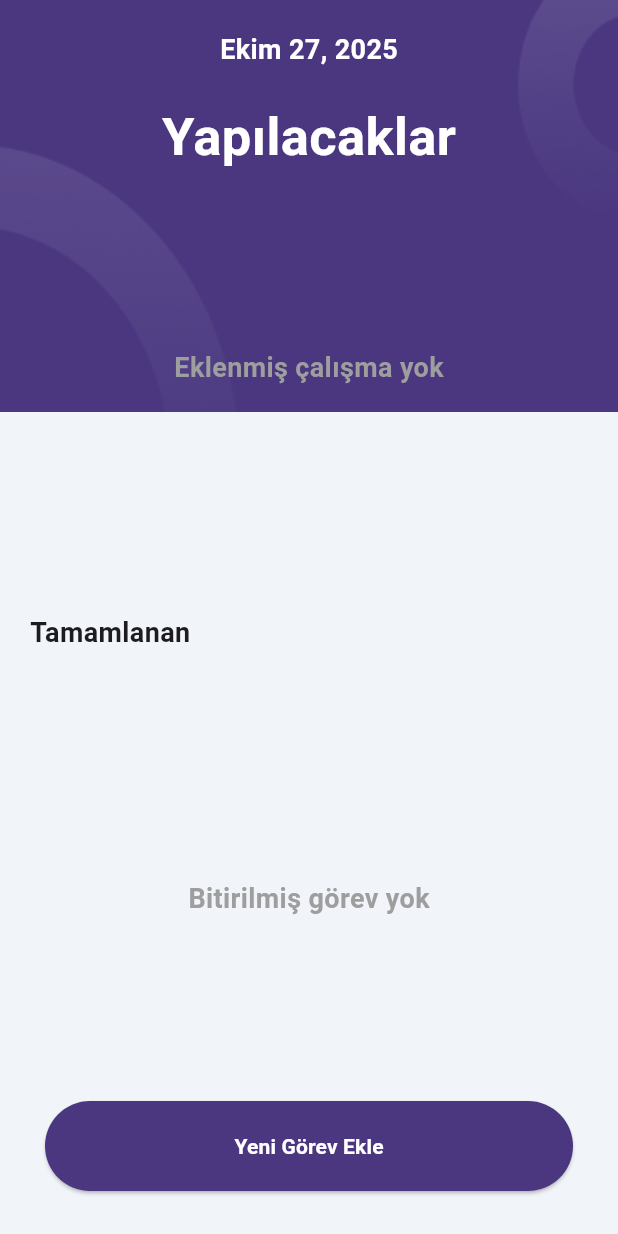
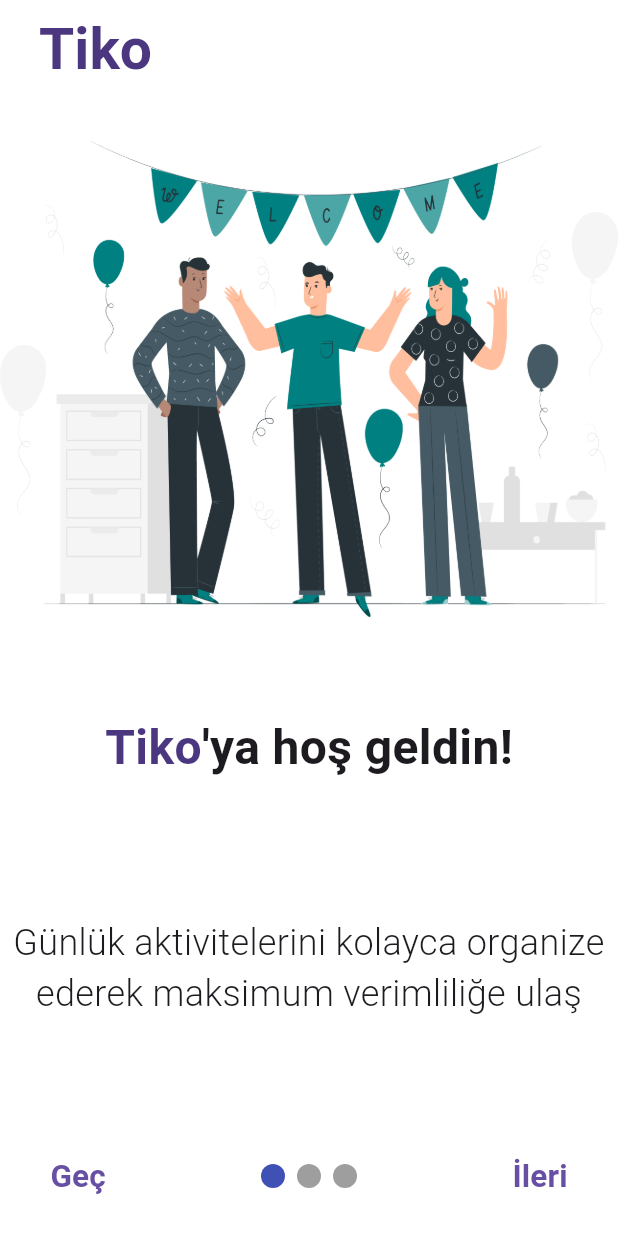
Before and after one commit to IbrahimSenates/todo-app, a Flutter app: the screen it shows after launch, on a phone screen of 412 x 824 dp. Run offline on Flutter 3.47's test engine with Material 3 defaults, Android fonts, the phone set to English and light mode, and no system bars; drawn by our look-alikes of smooth_page_indicator; our stand-ins replace flutter_local_notifications, flutter_timezone, hexcolor, isar, shared_preferences, timezone; accounts and stored records are empty; generated files the repository leaves out were written again.

Commit message:
onboarding screen UI

```diff
--- a/lib/main.dart
+++ b/lib/main.dart
@@ -1,31 +1,31 @@
 import 'package:flutter/material.dart';
+import 'package:shared_preferences/shared_preferences.dart';
 import 'package:todo_app_2/screens/home.dart';
+import 'package:todo_app_2/screens/onboarding_screen.dart';
 import 'package:todo_app_2/service/data_base_service.dart';
 import 'package:todo_app_2/service/notification_service.dart';
 import 'package:intl/date_symbol_data_local.dart';
 import 'package:flutter_localizations/flutter_localizations.dart';
 
-void main() async {
+Future main() async {
   WidgetsFlutterBinding.ensureInitialized();
   await DataBaseService.initialize();
   await initializeDateFormatting('tr_TR', null);
   await NotificationHelper().initNotification();
-  runApp(MyApp());
+
+  final prefs = await SharedPreferences.getInstance();
+  final showHome = prefs.getBool('showHome') ?? false;
+  runApp(MyApp(showHome: showHome));
 }
 
-class MyApp extends StatefulWidget {
-  const MyApp({super.key});
-
-  @override
-  State<MyApp> createState() => _MyAppState();
-}
-
-class _MyAppState extends State<MyApp> {
+class MyApp extends StatelessWidget {
+  const MyApp({super.key, required this.showHome});
+  final bool showHome;
   @override
   Widget build(BuildContext context) {
     return MaterialApp(
       debugShowCheckedModeBanner: false,
-      home: HomeScreen(),
+      home: showHome ? HomeScreen() : OnboardingScreen(),
       locale: Locale('tr', 'TR'),
       supportedLocales: [Locale('tr', 'TR')],
       localizationsDelegates: [
@@ -36,3 +36,4 @@ class _MyAppState extends State<MyApp> {
     );
   }
 }
+//
--- a/lib/screens/add_new_task.dart
+++ b/lib/screens/add_new_task.dart
@@ -5,6 +5,7 @@ import 'package:todo_app_2/constants/color.dart';
 import 'package:todo_app_2/service/data_base_service.dart';
 import 'package:todo_app_2/service/notification_service.dart';
 import 'package:todo_app_2/widgets/input_widget.dart';
+import 'package:flutter/services.dart';
 
 class AddNewTaskScreen extends StatefulWidget {
   const AddNewTaskScreen({super.key});
@@ -57,6 +58,7 @@ class _AddNewTaskScreenState extends State<AddNewTaskScreen> {
                 width: deviceWidth,
                 height: deviceHeight / 9,
                 decoration: BoxDecoration(
+                  color: HexColor(buttonColor),
                   image: DecorationImage(
                     image: AssetImage('lib/assets/images/newTaskHeader.png'),
                     fit: BoxFit.fill,
@@ -217,7 +219,7 @@ class _AddNewTaskScreenState extends State<AddNewTaskScreen> {
                   margin: EdgeInsets.symmetric(horizontal: 20),
 
                   child: TextField(
-                    style: TextStyle(fontSize: 21),
+                    style: TextStyle(fontSize: 18),
                     controller: descriptionController,
 
                     maxLines: 12,
--- a/lib/screens/home.dart
+++ b/lib/screens/home.dart
@@ -5,6 +5,7 @@ import "package:todo_app_2/service/data_base_service.dart";
 import "package:todo_app_2/widgets/header_widget.dart";
 import "package:todo_app_2/screens/add_new_task.dart";
 import "package:todo_app_2/widgets/todo_list_column.dart";
+import 'package:flutter/services.dart';
 
 class HomeScreen extends StatefulWidget {
   const HomeScreen({super.key});
@@ -29,7 +30,12 @@ class _HomeScreenState extends State<HomeScreen> {
 
   @override
   Widget build(BuildContext context) {
-    return SafeArea(
+    return AnnotatedRegion(
+      value: SystemUiOverlayStyle(
+        statusBarColor: Colors.black, // Bildirim çubuğu rengi beyaz
+        statusBarIconBrightness: Brightness.dark, // İkonlar koyu olur
+      ),
+      child: SafeArea(
         child: Scaffold(
           backgroundColor: HexColor(backGroundColor),
           body: Stack(
@@ -108,6 +114,7 @@ class _HomeScreenState extends State<HomeScreen> {
             ],
           ),
         ),
+      ),
     );
   }
 }
--- /dev/null
+++ b/lib/screens/onboarding_screen.dart
@@ -0,0 +1,214 @@
+import 'package:flutter/material.dart';
+import 'package:hexcolor/hexcolor.dart';
+import 'package:shared_preferences/shared_preferences.dart';
+import 'package:smooth_page_indicator/smooth_page_indicator.dart';
+import 'package:todo_app_2/constants/color.dart';
+import 'package:todo_app_2/screens/home.dart';
+import 'package:flutter/services.dart';
+
+class OnboardingScreen extends StatefulWidget {
+  const OnboardingScreen({super.key});
+
+  @override
+  State<OnboardingScreen> createState() => _OnboardingScreenState();
+}
+
+class _OnboardingScreenState extends State<OnboardingScreen> {
+  final controller = PageController();
+  int currentPage = 0;
+  bool isLastPage = false;
+
+  @override
+  Widget build(BuildContext context) {
+    return Scaffold(
+      //appbar
+      appBar: AppBar(
+        backgroundColor: Colors.white,
+        title: Container(
+          margin: EdgeInsets.only(left: 10, top: 10),
+          child: Text(
+            'Tiko',
+            style: TextStyle(
+              fontSize: 38,
+              fontWeight: FontWeight.bold,
+              color: HexColor(buttonColor),
+            ),
+          ),
+        ),
+      ),
+
+      //body
+      body: Container(
+        padding: EdgeInsets.only(bottom: 80),
+        child: PageView(
+          controller: controller,
+          onPageChanged: (index) {
+            setState(() {
+              currentPage = index;
+              isLastPage = index == 2;
+            });
+          },
+          children: [
+            buildPage(
+              path: 'lib/assets/images/firstScreen.png',
+              subtitle:
+                  'Günlük aktivitelerini kolayca organize ederek maksimum verimliliğe ulaş',
+              title: 'Planlamaya Başla',
+            ),
+            buildPage(
+              path: 'lib/assets/images/thirdScreen.png',
+              subtitle:
+                  'Önceliklerinizi aklınızda tutmanızı sağlayacak hatırlatıcılar ayarlayın',
+              title: 'Hatırlatıcılar Kur',
+            ),
+            buildPage(
+              path: 'lib/assets/images/fourthScreen.png',
+              subtitle: 'Notlar alın ve önemli yapılacaklar listesi hazırlayın',
+              title: 'Notlarını Al',
+            ),
+          ],
+        ),
+      ),
+
+      //alt bar
+      bottomSheet: isLastPage
+          ? Container(
+              width: double.infinity,
+              height: 80,
+              color: Colors.white,
+              padding: EdgeInsets.symmetric(horizontal: 20),
+
+              child: TextButton(
+                style: TextButton.styleFrom(
+                  shape: RoundedRectangleBorder(
+                    borderRadius: BorderRadiusGeometry.circular(50),
+                  ),
+                ),
+                onPressed: () async {
+                  final prefs = await SharedPreferences.getInstance();
+                  prefs.setBool('showHome', true);
+                  Navigator.of(context).pushReplacement(
+                    MaterialPageRoute(builder: (context) => HomeScreen()),
+                  );
+                },
+                child: Text(
+                  'Başla',
+                  style: TextStyle(fontWeight: FontWeight.bold, fontSize: 21),
+                ),
+              ),
+            )
+          : Container(
+              padding: EdgeInsets.symmetric(horizontal: 20),
+              color: Colors.white,
+              height: 80,
+              child: Row(
+                mainAxisAlignment: MainAxisAlignment.spaceBetween,
+                children: [
+                  TextButton(
+                    onPressed: () => controller.jumpToPage(2),
+                    child: Text(
+                      'Geç',
+                      style: TextStyle(
+                        fontWeight: FontWeight.bold,
+                        fontSize: 21,
+                      ),
+                    ),
+                  ),
+                  Center(
+                    child: SmoothPageIndicator(
+                      controller: controller,
+                      count: 3,
+                      onDotClicked: (index) => controller.animateToPage(
+                        index,
+                        duration: Duration(milliseconds: 500),
+                        curve: Curves.easeIn,
+                      ),
+                    ),
+                  ),
+                  TextButton(
+                    onPressed: () => controller.nextPage(
+                      duration: Duration(milliseconds: 500),
+                      curve: Curves.easeIn,
+                    ),
+                    child: Text(
+                      'İleri',
+                      style: TextStyle(
+                        fontWeight: FontWeight.bold,
+                        fontSize: 21,
+                      ),
+                    ),
+                  ),
+                ],
+              ),
+            ),
+    );
+  }
+
+  //orta ekran
+  Widget buildPage({
+    required String path,
+    required String subtitle,
+    required String title,
+  }) {
+    return Container(
+      color: Colors.white,
+      child: Column(
+        mainAxisAlignment: MainAxisAlignment.spaceAround,
+        children: [
+          //image
+          Expanded(flex: 4, child: Image.asset(path, scale: 1.1)),
+
+          //title
+          Expanded(
+            flex: 1,
+            child: Center(
+              child: currentPage == 0
+                  ? Row(
+                      mainAxisAlignment: MainAxisAlignment.center,
+                      children: [
+                        Text(
+                          "Tiko",
+                          style: TextStyle(
+                            fontSize: 32,
+                            fontWeight: FontWeight.bold,
+                            color: HexColor(buttonColor),
+                          ),
+                        ),
+                        Text(
+                          "'ya hoş geldin!",
+                          style: TextStyle(
+                            fontSize: 32,
+                            fontWeight: FontWeight.bold,
+                          ),
+                        ),
+                      ],
+                    )
+                  : Text(
+                      title,
+                      style: TextStyle(
+                        fontSize: 32,
+                        fontWeight: FontWeight.bold,
+                      ),
+                    ),
+            ),
+          ),
+
+          //subtitle
+          Expanded(
+            flex: 2,
+            child: Container(
+              width: double.infinity,
+              alignment: Alignment.center,
+              margin: EdgeInsets.only(left: 0, right: 0),
+              child: Text(
+                subtitle,
+                style: TextStyle(fontSize: 24, fontWeight: FontWeight.w300),
+                textAlign: TextAlign.center,
+              ),
+            ),
+          ),
+        ],
+      ),
+    );
+  }
+}
--- a/pubspec.yaml
+++ b/pubspec.yaml
@@ -47,6 +47,8 @@ dependencies:
   timezone: ^0.10.1
   flutter_timezone: ^5.0.0
   flutter_launcher_icons: ^0.14.4
+  smooth_page_indicator: ^1.2.1
+  shared_preferences: ^2.5.3
 
 flutter_launcher_icons:
   android: "launcher_icon"
```
Also changed, not shown: lib/assets/images/firstScreen.png (added), lib/assets/images/fourthScreen.png (added), lib/assets/images/thirdScreen.png (added), pubspec.lock. Lines whose indentation alone changed are shown as unchanged.
